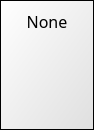
Above: Data/src/ui/card.ui from NE-student/CardGames before the change. Below: the same form after it.
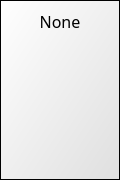
That is the form after the change.

```diff
--- a/Data/src/ui/card.ui
+++ b/Data/src/ui/card.ui
@@ -6,8 +6,8 @@
    <rect>
     <x>0</x>
     <y>0</y>
-    <width>94</width>
-    <height>130</height>
+    <width>120</width>
+    <height>180</height>
    </rect>
   </property>
   <property name="sizePolicy">
@@ -18,7 +18,7 @@
   </property>
   <property name="minimumSize">
    <size>
-    <width>0</width>
+    <width>40</width>
     <height>80</height>
    </size>
   </property>
@@ -47,9 +47,7 @@
    <bool>false</bool>
   </property>
   <property name="styleSheet">
-   <string notr="true">.QFrame{
-	background-color: qradialgradient(spread:pad, cx:0.5, cy:0.5, radius:2, fx:0.5, fy:0.5, stop:0 rgba(255, 255, 255, 255), stop:1 rgba(191, 191, 191, 255));
-}</string>
+   <string notr="true"/>
   </property>
   <layout class="QVBoxLayout" name="verticalLayout">
    <property name="spacing">
@@ -89,16 +87,16 @@
 }</string>
      </property>
      <property name="frameShape">
-      <enum>QFrame::Box</enum>
+      <enum>QFrame::StyledPanel</enum>
      </property>
      <property name="frameShadow">
-      <enum>QFrame::Plain</enum>
+      <enum>QFrame::Sunken</enum>
      </property>
      <property name="lineWidth">
-      <number>1</number>
+      <number>6</number>
      </property>
      <property name="midLineWidth">
-      <number>0</number>
+      <number>2</number>
      </property>
      <layout class="QVBoxLayout" name="verticalLayout_2">
       <property name="spacing">
```
Left out of the diff: 5 changed lines with no effect on the pictures.
